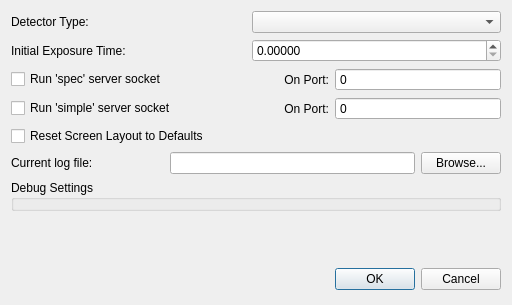
Before: the Qt Designer form source/qxrdfreshstartdialog.ui in guyjennings/qxrd, drawn with Qt 5.
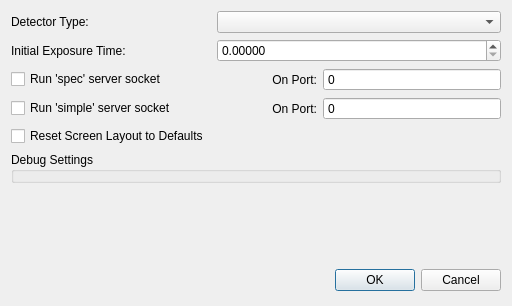
After: the same form once the commit is applied.

Diff of the .ui file:
```diff
--- a/source/qxrdfreshstartdialog.ui
+++ b/source/qxrdfreshstartdialog.ui
@@ -10,21 +10,21 @@
     <x>0</x>
     <y>0</y>
     <width>512</width>
-    <height>305</height>
+    <height>306</height>
    </rect>
   </property>
   <property name="windowTitle">
    <string>Qxrd Startup Settings</string>
   </property>
   <layout class="QGridLayout" name="gridLayout">
-   <item row="2" column="0" colspan="3">
+   <item row="2" column="0" colspan="2">
     <widget class="QCheckBox" name="m_RunSpecServer">
      <property name="text">
       <string>Run 'spec' server socket</string>
      </property>
     </widget>
    </item>
-   <item row="2" column="3">
+   <item row="2" column="2">
     <widget class="QLabel" name="label_16">
      <property name="text">
       <string>On Port:</string>
@@ -34,21 +34,21 @@
      </property>
     </widget>
    </item>
-   <item row="2" column="4" colspan="2">
+   <item row="2" column="3" colspan="2">
     <widget class="QSpinBox" name="m_SpecServerPort">
      <property name="buttonSymbols">
       <enum>QAbstractSpinBox::NoButtons</enum>
      </property>
     </widget>
    </item>
-   <item row="3" column="0" colspan="3">
+   <item row="3" column="0" colspan="2">
     <widget class="QCheckBox" name="m_RunSimpleServer">
      <property name="text">
       <string>Run 'simple' server socket</string>
      </property>
     </widget>
    </item>
-   <item row="3" column="3">
+   <item row="3" column="2">
     <widget class="QLabel" name="label_15">
      <property name="text">
       <string>On Port:</string>
@@ -58,42 +58,28 @@
      </property>
     </widget>
    </item>
-   <item row="3" column="4" colspan="2">
+   <item row="3" column="3" colspan="2">
     <widget class="QSpinBox" name="m_SimpleServerPort">
      <property name="buttonSymbols">
       <enum>QAbstractSpinBox::NoButtons</enum>
      </property>
     </widget>
    </item>
-   <item row="4" column="0" colspan="6">
+   <item row="4" column="0" colspan="5">
     <widget class="QCheckBox" name="m_DefaultLayout">
      <property name="text">
       <string>Reset Screen Layout to Defaults</string>
      </property>
     </widget>
    </item>
-   <item row="5" column="0" colspan="2">
-    <widget class="QLabel" name="label_10">
-     <property name="text">
-      <string>Current log file:</string>
-     </property>
-    </widget>
-   </item>
-   <item row="5" column="5">
-    <widget class="QPushButton" name="m_CurrentLogfileBrowse">
-     <property name="text">
-      <string>Browse...</string>
-     </property>
-    </widget>
-   </item>
-   <item row="6" column="0" colspan="6">
+   <item row="5" column="0" colspan="5">
     <widget class="QGroupBox" name="m_DebugWidgets">
      <property name="title">
       <string>Debug Settings</string>
      </property>
     </widget>
    </item>
-   <item row="7" column="0" colspan="6">
+   <item row="6" column="0" colspan="5">
     <spacer name="verticalSpacer">
      <property name="orientation">
       <enum>Qt::Vertical</enum>
@@ -106,7 +92,7 @@
      </property>
     </spacer>
    </item>
-   <item row="8" column="0" colspan="4">
+   <item row="7" column="0" colspan="3">
     <spacer name="horizontalSpacer">
      <property name="orientation">
       <enum>Qt::Horizontal</enum>
@@ -119,7 +105,7 @@
      </property>
     </spacer>
    </item>
-   <item row="8" column="4" colspan="2">
+   <item row="7" column="3" colspan="2">
     <widget class="QDialogButtonBox" name="buttonBox">
      <property name="orientation">
       <enum>Qt::Horizontal</enum>
@@ -129,27 +115,24 @@
      </property>
     </widget>
    </item>
-   <item row="5" column="2" colspan="3">
-    <widget class="QLineEdit" name="m_CurrentLogFile"/>
-   </item>
-   <item row="0" column="3" colspan="3">
+   <item row="0" column="2" colspan="3">
     <widget class="QComboBox" name="m_DetectorTypeCombo"/>
    </item>
-   <item row="0" column="0" colspan="3">
+   <item row="0" column="0" colspan="2">
     <widget class="QLabel" name="label">
      <property name="text">
       <string>Detector Type:</string>
      </property>
     </widget>
    </item>
-   <item row="1" column="0" colspan="3">
+   <item row="1" column="0" colspan="2">
     <widget class="QLabel" name="label_2">
      <property name="text">
       <string>Initial Exposure Time:</string>
      </property>
     </widget>
    </item>
-   <item row="1" column="3" colspan="3">
+   <item row="1" column="2" colspan="3">
     <widget class="QDoubleSpinBox" name="m_ExposureTime">
      <property name="decimals">
       <number>5</number>
```
